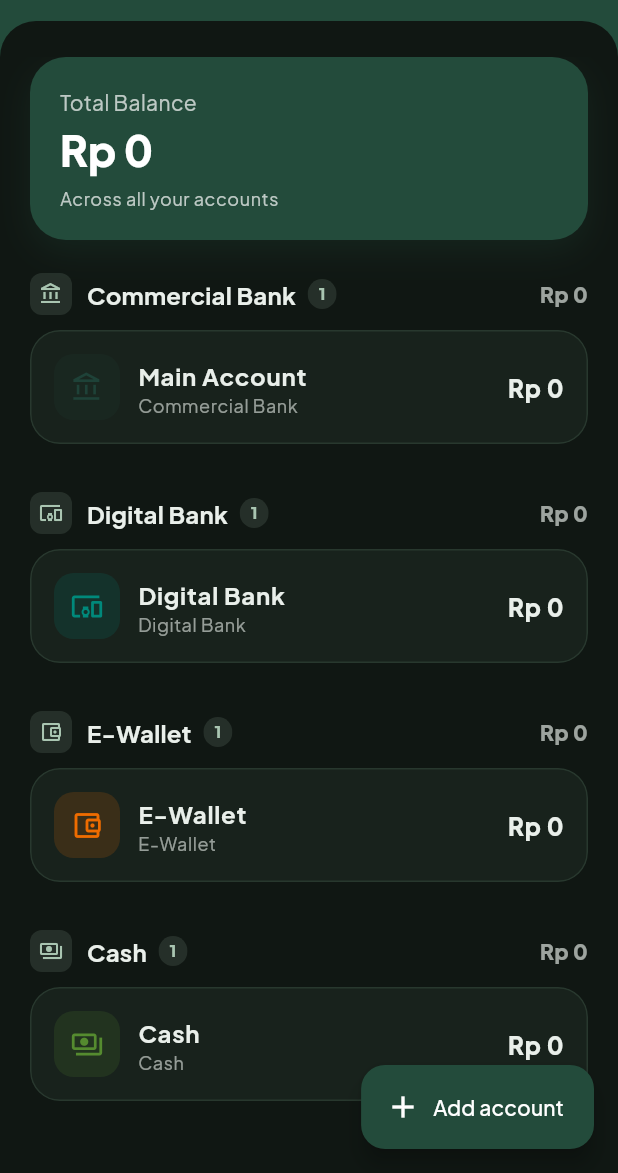
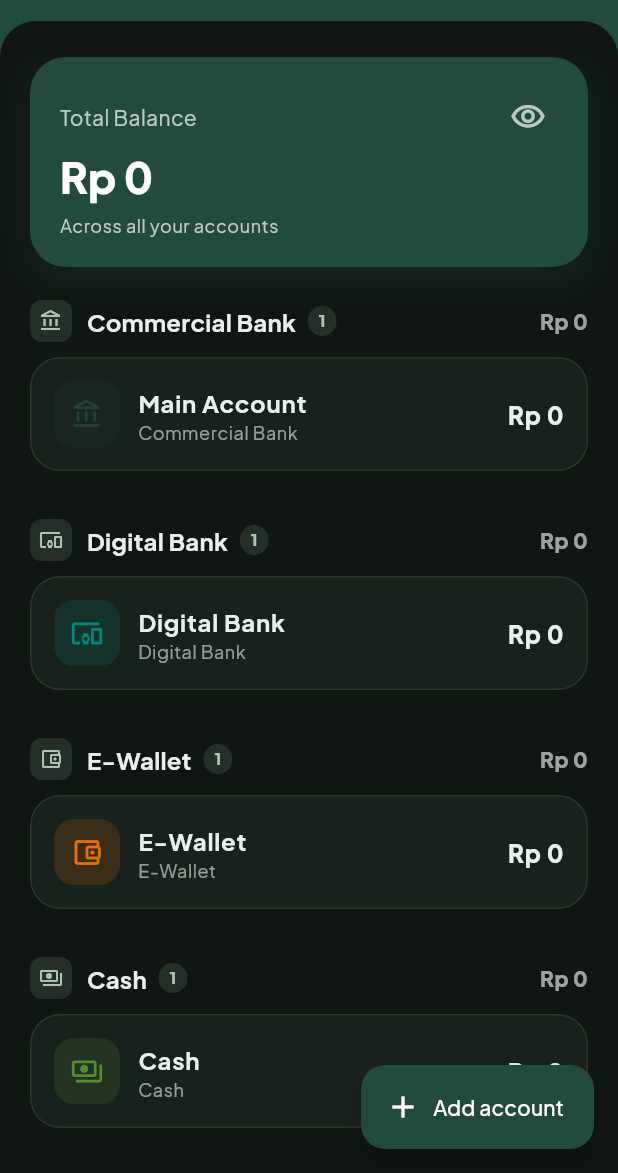
Before and after one commit to hyenavia/wall-o-pay, a Flutter app: the AccountsPage screen opened directly, on a phone screen of 412 x 824 dp, the part 63-1236 px from its top. Run offline on Flutter 3.47's test engine with Material 3 defaults, Android fonts, the phone set to English and light mode, and no system bars; our stand-ins replace cloud_firestore, connectivity_plus, drift, drift_flutter, firebase_auth, firebase_core and 9 more; missing offline and left inert: file_selector; accounts and stored records are empty; generated files the repository leaves out were written again.

Commit message:
feat: add eye privacy toggle on accounts page and pin version to v1.11.x (v1.11.1)

```diff
--- a/lib/data/update_checker.dart
+++ b/lib/data/update_checker.dart
@@ -45,7 +45,7 @@ final availableUpdateProvider =
 
 class UpdateCheckerService {
   /// Versi aplikasi saat ini. Selalu disinkronkan dengan pubspec.yaml.
-  static const currentVersion = '1.11.0';
+  static const currentVersion = '1.11.1';
 
   static const MethodChannel _channel = MethodChannel(
     'com.example.wall_o_pay/notifications',
--- a/lib/features/accounts/accounts_page.dart
+++ b/lib/features/accounts/accounts_page.dart
@@ -264,9 +264,21 @@ class AccountsPage extends ConsumerWidget {
                 child: Column(
                   crossAxisAlignment: CrossAxisAlignment.start,
                   children: [
-                    Text(context.tr('Total Balance'),
-                        style: theme.textTheme.bodyMedium?.copyWith(color: Colors.white70)),
-                    const SizedBox(height: 4),
+                    Row(
+                      children: [
+                        Text(context.tr('Total Balance'),
+                            style: theme.textTheme.bodyMedium?.copyWith(color: Colors.white70)),
+                        const Spacer(),
+                        IconButton(
+                          tooltip: context.tr(hide ? 'Show amounts' : 'Hide amounts'),
+                          visualDensity: VisualDensity.compact,
+                          color: Colors.white70,
+                          icon: Icon(hide ? Icons.visibility_off_outlined : Icons.visibility_outlined),
+                          onPressed: () => ref.read(hideBalanceProvider.notifier).toggle(),
+                        ),
+                      ],
+                    ),
+                    const SizedBox(height: 2),
                     Text(
                       money(total),
                       style: theme.textTheme.headlineMedium?.copyWith(
--- a/pubspec.yaml
+++ b/pubspec.yaml
@@ -16,7 +16,7 @@ publish_to: 'none' # Remove this line if you wish to publish to pub.dev
 # https://developer.apple.com/library/archive/documentation/General/Reference/InfoPlistKeyReference/Articles/CoreFoundationKeys.html
 # In Windows, build-name is used as the major, minor, and patch parts
 # of the product and file versions while build-number is used as the build suffix.
-version: 1.11.0+36
+version: 1.11.1+37
 
 environment:
   sdk: ^3.13.7
```
Also changed, not shown: lib/features/settings/app_changelog.dart (+14 -1 lines), 6 other files.
